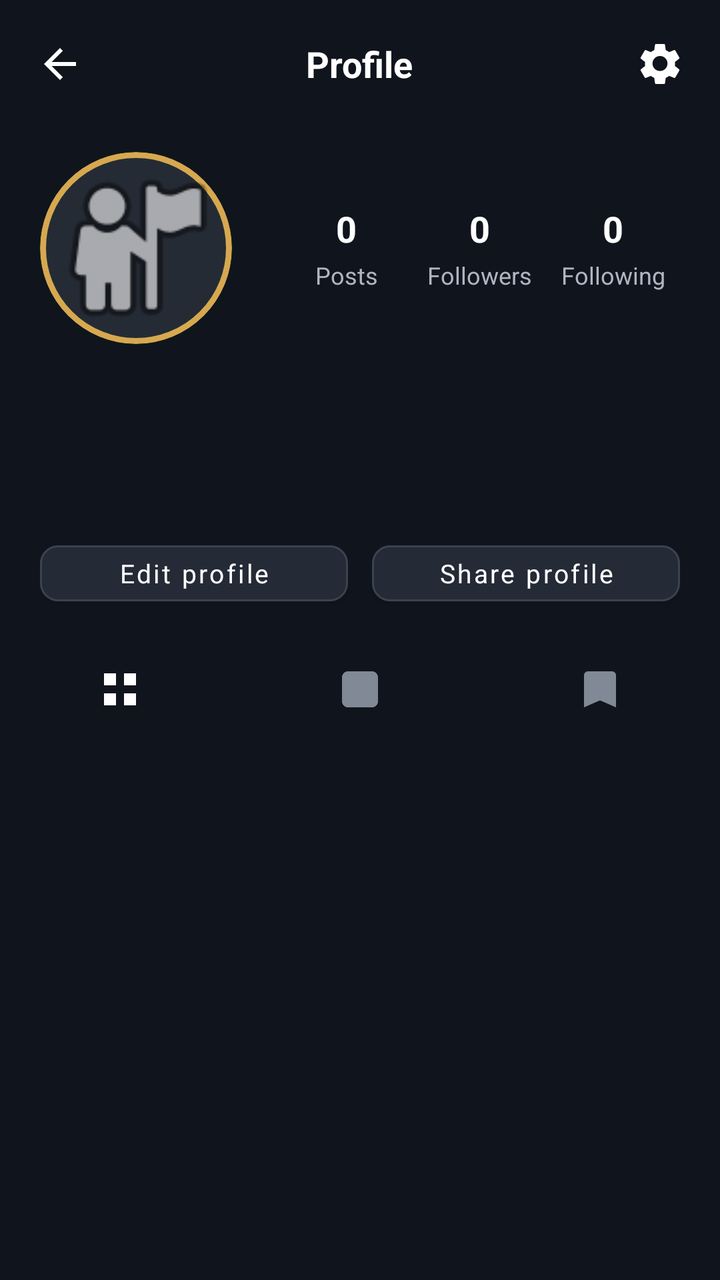
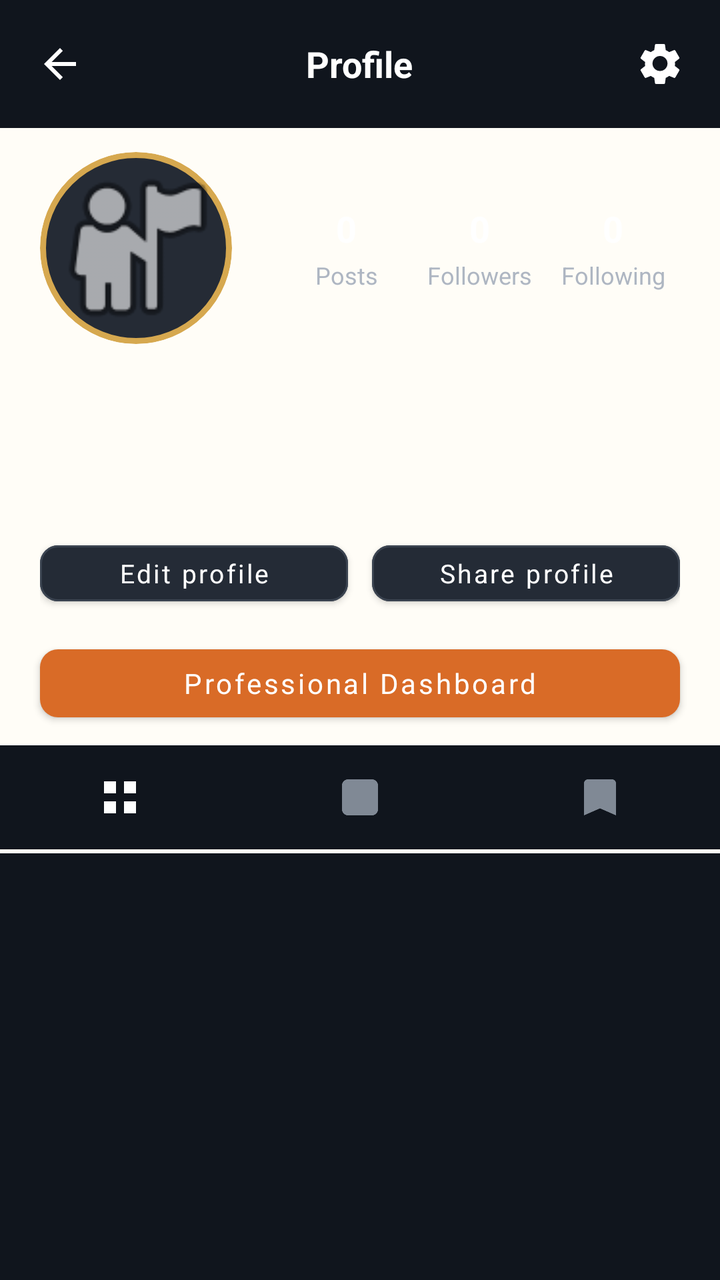

Compare the two renders of this Android layout. The source of the first and the diff that turns it into the second are given below.
<!-- AndroidManifest.xml: application theme Theme.SanskritiSathi -->
<!-- res/layout/activity_my_profile.xml -->
<?xml version="1.0" encoding="utf-8"?>
<LinearLayout xmlns:android="http://schemas.android.com/apk/res/android"
    xmlns:app="http://schemas.android.com/apk/res-auto"
    android:id="@+id/myProfileRoot"
    android:layout_width="match_parent"
    android:layout_height="match_parent"
    android:orientation="vertical"
    android:background="#10151D"
    android:fitsSystemWindows="true">

    
    <RelativeLayout
        android:layout_width="match_parent"
        android:layout_height="64dp"
        android:background="#10151D">

        <ImageButton
            android:id="@+id/backButton"
            android:layout_width="48dp"
            android:layout_height="48dp"
            android:layout_alignParentStart="true"
            android:layout_centerVertical="true"
            android:layout_marginStart="6dp"
            android:background="?attr/selectableItemBackgroundBorderless"
            android:contentDescription="Back"
            android:padding="12dp"
            android:src="@drawable/ic_arrow_back_profile"
            android:tint="#FFFFFFFF" />

        <TextView
            android:id="@+id/profileTitle"
            android:layout_width="wrap_content"
            android:layout_height="wrap_content"
            android:layout_centerInParent="true"
            android:text="Profile"
            android:textColor="#FFFFFFFF"
            android:textSize="18sp"
            android:textStyle="bold" />

        <ImageButton
            android:id="@+id/settingsButton"
            android:layout_width="48dp"
            android:layout_height="48dp"
            android:layout_alignParentEnd="true"
            android:layout_centerVertical="true"
            android:layout_marginEnd="6dp"
            android:background="?attr/selectableItemBackgroundBorderless"
            android:contentDescription="Settings"
            android:padding="12dp"
            android:src="@drawable/ic_settings_profile"
            android:tint="#FFFFFFFF" />

    </RelativeLayout>

    
    <LinearLayout
        android:layout_width="match_parent"
        android:layout_height="wrap_content"
        android:orientation="horizontal"
        android:gravity="center_vertical"
        android:paddingStart="20dp"
        android:paddingEnd="20dp"
        android:paddingTop="12dp"
        android:paddingBottom="10dp">

        <ImageView
            android:id="@+id/profileImage"
            android:layout_width="96dp"
            android:layout_height="96dp"
            android:layout_marginEnd="24dp"
            android:background="@drawable/profile_circle_background"
            android:clipToOutline="true"
            android:contentDescription="Profile photo"
            android:scaleType="centerCrop"
            android:src="@android:drawable/ic_menu_myplaces" />

        <LinearLayout
            android:layout_width="0dp"
            android:layout_height="wrap_content"
            android:layout_weight="1"
            android:orientation="horizontal"
            android:gravity="center">

            
            <LinearLayout
                android:layout_width="0dp"
                android:layout_height="wrap_content"
                android:layout_weight="1"
                android:gravity="center"
                android:orientation="vertical">

                <TextView
                    android:id="@+id/postsCount"
                    android:layout_width="wrap_content"
                    android:layout_height="wrap_content"
                    android:text="0"
                    android:textColor="#FFFFFFFF"
                    android:textSize="18sp"
                    android:textStyle="bold" />

                <TextView
                    android:layout_width="wrap_content"
                    android:layout_height="wrap_content"
                    android:layout_marginTop="3dp"
                    android:text="Posts"
                    android:textColor="#AEB6C2"
                    android:textSize="12sp" />

            </LinearLayout>

            
            <LinearLayout
                android:layout_width="0dp"
                android:layout_height="wrap_content"
                android:layout_weight="1"
                android:gravity="center"
                android:orientation="vertical">

                <TextView
                    android:id="@+id/followersCount"
                    android:layout_width="wrap_content"
                    android:layout_height="wrap_content"
                    android:text="0"
                    android:textColor="#FFFFFFFF"
                    android:textSize="18sp"
                    android:textStyle="bold" />

                <TextView
                    android:layout_width="wrap_content"
                    android:layout_height="wrap_content"
                    android:layout_marginTop="3dp"
                    android:text="Followers"
                    android:textColor="#AEB6C2"
                    android:textSize="12sp" />

            </LinearLayout>

            
            <LinearLayout
                android:layout_width="0dp"
                android:layout_height="wrap_content"
                android:layout_weight="1"
                android:gravity="center"
                android:orientation="vertical">

                <TextView
                    android:id="@+id/followingCount"
                    android:layout_width="wrap_content"
                    android:layout_height="wrap_content"
                    android:text="0"
                    android:textColor="#FFFFFFFF"
                    android:textSize="18sp"
                    android:textStyle="bold" />

                <TextView
                    android:layout_width="wrap_content"
                    android:layout_height="wrap_content"
                    android:layout_marginTop="3dp"
                    android:text="Following"
                    android:textColor="#AEB6C2"
                    android:textSize="12sp" />

            </LinearLayout>

        </LinearLayout>

    </LinearLayout>

    
    <LinearLayout
        android:layout_width="match_parent"
        android:layout_height="wrap_content"
        android:orientation="vertical"
        android:paddingStart="20dp"
        android:paddingEnd="20dp"
        android:paddingTop="4dp"
        android:paddingBottom="8dp">

        <TextView
            android:id="@+id/profileName"
            android:layout_width="match_parent"
            android:layout_height="wrap_content"
            android:text=""
            android:textColor="#FFFFFFFF"
            android:textSize="17sp"
            android:textStyle="bold" />

        <TextView
            android:id="@+id/profileUsername"
            android:layout_width="match_parent"
            android:layout_height="wrap_content"
            android:layout_marginTop="2dp"
            android:text=""
            android:textColor="#9FA8B5"
            android:textSize="14sp" />

        <TextView
            android:id="@+id/profileBio"
            android:layout_width="match_parent"
            android:layout_height="wrap_content"
            android:layout_marginTop="6dp"
            android:maxLines="4"
            android:text=""
            android:textColor="#E8ECF2"
            android:textSize="14sp" />

    </LinearLayout>

    
    <LinearLayout
        android:layout_width="match_parent"
        android:layout_height="48dp"
        android:orientation="horizontal"
        android:paddingStart="20dp"
        android:paddingEnd="20dp"
        android:paddingTop="4dp"
        android:paddingBottom="4dp">

        <com.google.android.material.button.MaterialButton
            android:id="@+id/editProfileButton"
            android:layout_width="0dp"
            android:layout_height="match_parent"
            android:layout_weight="1"
            android:layout_marginEnd="6dp"
            android:text="Edit profile"
            android:textAllCaps="false"
            android:textColor="#FFFFFFFF"
            android:textSize="13sp"
            app:backgroundTint="#242B36"
            app:cornerRadius="9dp"
            app:strokeColor="#3A4350"
            app:strokeWidth="1dp" />

        <com.google.android.material.button.MaterialButton
            android:id="@+id/shareProfileButton"
            android:layout_width="0dp"
            android:layout_height="match_parent"
            android:layout_weight="1"
            android:layout_marginStart="6dp"
            android:text="Share profile"
            android:textAllCaps="false"
            android:textColor="#FFFFFFFF"
            android:textSize="13sp"
            app:backgroundTint="#242B36"
            app:cornerRadius="9dp"
            app:strokeColor="#3A4350"
            app:strokeWidth="1dp" />

    </LinearLayout>

    
    <LinearLayout
        android:id="@+id/profileTabs"
        android:layout_width="match_parent"
        android:layout_height="52dp"
        android:layout_marginTop="8dp"
        android:orientation="horizontal"
        android:background="#10151D">

        <ImageButton
            android:id="@+id/postsTab"
            android:layout_width="0dp"
            android:layout_height="match_parent"
            android:layout_weight="1"
            android:background="?attr/selectableItemBackgroundBorderless"
            android:contentDescription="Posts"
            android:padding="14dp"
            android:src="@drawable/ic_grid_profile"
            android:tint="#FFFFFFFF" />

        <ImageButton
            android:id="@+id/reelsTab"
            android:layout_width="0dp"
            android:layout_height="match_parent"
            android:layout_weight="1"
            android:background="?attr/selectableItemBackgroundBorderless"
            android:contentDescription="Reels"
            android:padding="14dp"
            android:src="@drawable/ic_reels_profile"
            android:tint="#808995" />

        <ImageButton
            android:id="@+id/savedTab"
            android:layout_width="0dp"
            android:layout_height="match_parent"
            android:layout_weight="1"
            android:background="?attr/selectableItemBackgroundBorderless"
            android:contentDescription="Saved"
            android:padding="14dp"
            android:src="@drawable/ic_saved_profile"
            android:tint="#808995" />

    </LinearLayout>

    
    <View
        android:id="@+id/tabIndicator"
        android:layout_width="0dp"
        android:layout_height="2dp"
        android:layout_gravity="start"
        android:background="#FFFFFFFF" />

    
    <TextView
        android:id="@+id/emptyProfileText"
        android:layout_width="match_parent"
        android:layout_height="wrap_content"
        android:gravity="center"
        android:padding="20dp"
        android:text=""
        android:textColor="#9FA8B5"
        android:textSize="14sp"
        android:visibility="gone" />

    
    <GridLayout
        android:id="@+id/profileGrid"
        android:layout_width="match_parent"
        android:layout_height="0dp"
        android:layout_weight="1"
        android:columnCount="3"
        android:rowCount="1"
        android:alignmentMode="alignMargins"
        android:useDefaultMargins="false"
        android:background="#10151D" />

</LinearLayout>
<!-- resources referenced by this layout -->
<resources>
  <!-- drawable ic_arrow_back_profile (drawable) -->
  <?xml version="1.0" encoding="utf-8"?>
  <vector xmlns:android="http://schemas.android.com/apk/res/android"
      android:width="24dp"
      android:height="24dp"
      android:viewportWidth="24"
      android:viewportHeight="24">
  
      <path
          android:fillColor="#FFFFFFFF"
          android:pathData="M20,11L7.83,11l5.59,-5.59L12,4l-8,8 8,8 1.41,-1.41L7.83,13L20,13z" />
  
  </vector>
  <!-- drawable ic_grid_profile (drawable) -->
  <?xml version="1.0" encoding="utf-8"?>
  <vector xmlns:android="http://schemas.android.com/apk/res/android"
      android:width="24dp"
      android:height="24dp"
      android:viewportWidth="24"
      android:viewportHeight="24">
  
      <path
          android:fillColor="#FFFFFFFF"
          android:pathData="M4,4h6v6H4zM14,4h6v6h-6zM4,14h6v6H4zM14,14h6v6h-6z" />
  
  </vector>
  <!-- drawable ic_reels_profile (drawable) -->
  <?xml version="1.0" encoding="utf-8"?>
  <vector xmlns:android="http://schemas.android.com/apk/res/android"
      android:width="24dp"
      android:height="24dp"
      android:viewportWidth="24"
      android:viewportHeight="24">
  
      <path
          android:fillColor="#FFFFFFFF"
          android:pathData="M6,3h12c1.66,0 3,1.34 3,3v12c0,1.66 -1.34,3 -3,3H6c-1.66,0 -3,-1.34 -3,-3V6c0,-1.66 1.34,-3 3,-3zM8,7l8,5 -8,5z" />
  
  </vector>
  <!-- drawable ic_saved_profile (drawable) -->
  <?xml version="1.0" encoding="utf-8"?>
  <vector xmlns:android="http://schemas.android.com/apk/res/android"
      android:width="24dp"
      android:height="24dp"
      android:viewportWidth="24"
      android:viewportHeight="24">
  
      <path
          android:fillColor="#FFFFFFFF"
          android:pathData="M6,3h12c1.1,0 2,0.9 2,2v16l-8,-3.5L4,21V5c0,-1.1 0.9,-2 2,-2z" />
  
  </vector>
  <!-- drawable profile_circle_background (drawable) -->
  <?xml version="1.0" encoding="utf-8"?>
  <shape xmlns:android="http://schemas.android.com/apk/res/android"
      android:shape="oval">
  
      <solid android:color="#252B35" />
  
      <stroke
          android:width="3dp"
          android:color="#D6A84F" />
  
      <padding
          android:left="2dp"
          android:top="2dp"
          android:right="2dp"
          android:bottom="2dp" />
  
  </shape>
  <style name="Theme.SanskritiSathi" parent="Theme.MaterialComponents.DayNight.NoActionBar">
  
          <item name="android:fontFamily">sans-serif</item>
  
          
          <item name="android:statusBarColor">#0F111A</item>
          <item name="android:windowLightStatusBar">false</item>
  
          <item name="android:navigationBarColor">#1A1D2B</item>
          <item name="android:windowLightNavigationBar">false</item>
  
          <item name="android:windowActionModeOverlay">true</item>
          <item name="android:windowNoTitle">true</item>
  
          <item name="android:windowBackground">#0F111A</item>
  
          <item name="android:textColorPrimary">#FFFFFF</item>
          <item name="android:textColorSecondary">#A0A5B5</item>
  
      </style>
  <!-- unchanged entries left out for length: 1 -->
</resources>

<!-- the commit's change to res/layout/activity_my_profile.xml (unified diff, before → after) -->
@@ -5,8 +5,10 @@
     android:layout_width="match_parent"
     android:layout_height="match_parent"
     android:orientation="vertical"
-    android:background="#10151D"
-    android:fitsSystemWindows="true">
+    android:background="#FFFDF7"
+    android:fitsSystemWindows="true"
+    android:clipToPadding="false"
+>
 
     
     <RelativeLayout
@@ -248,6 +250,19 @@
 
     </LinearLayout>
 
+    <com.google.android.material.button.MaterialButton
+        android:id="@+id/professionalDashboardButton"
+        android:layout_width="match_parent"
+        android:layout_height="46dp"
+        android:layout_marginStart="20dp"
+        android:layout_marginEnd="20dp"
+        android:layout_marginTop="8dp"
+        android:text="Professional Dashboard"
+        android:textAllCaps="false"
+        android:textColor="#FFFFFFFF"
+        app:backgroundTint="#D96B27"
+        app:cornerRadius="9dp" />
+
     
     <LinearLayout
         android:id="@+id/profileTabs"
